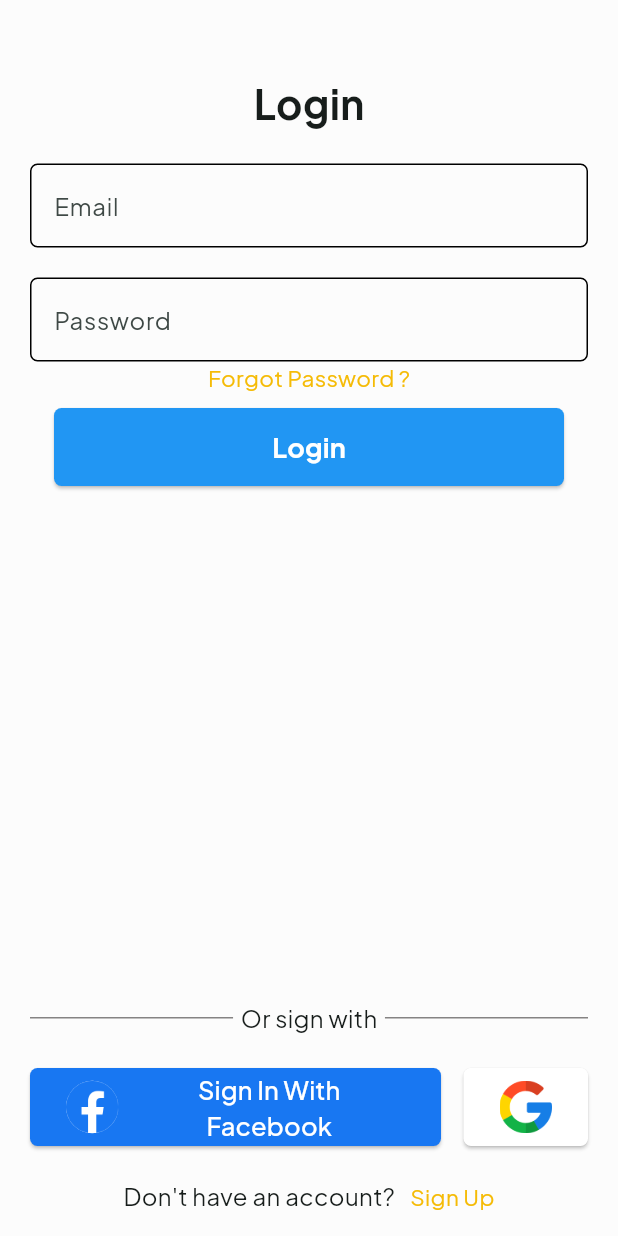
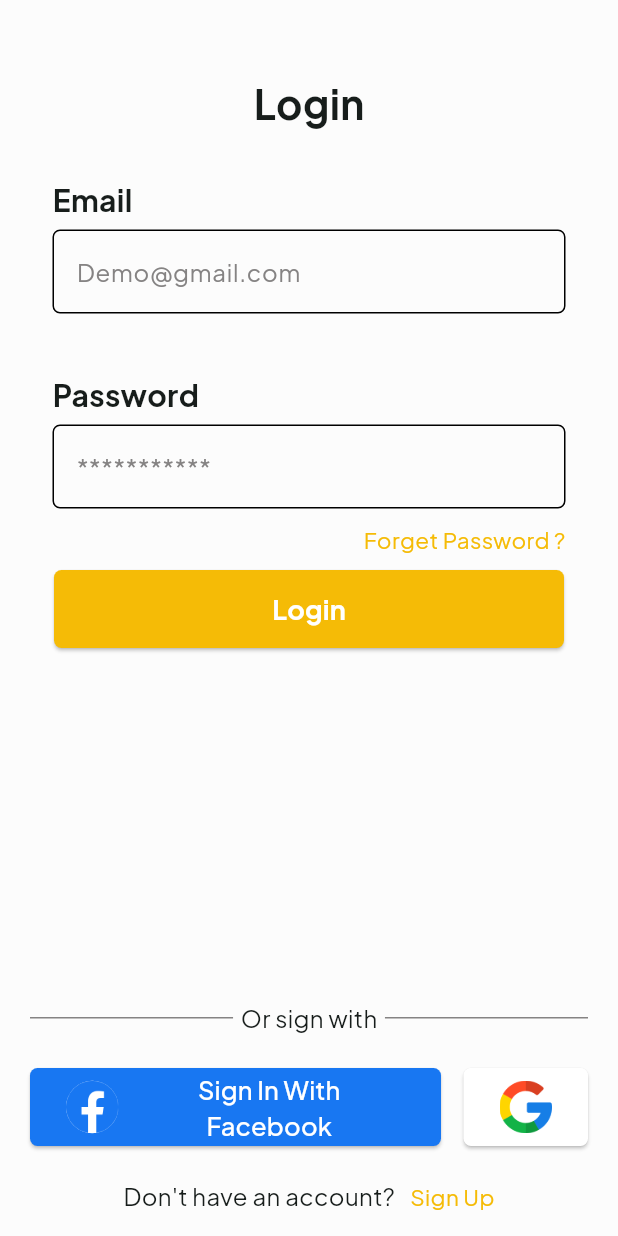
Before and after one commit to ShimaaElnaggar/Edu_Vesta, a Flutter app: the screen it shows after launch, after a tap on "Skip", after a tap on "login", on a phone screen of 412 x 824 dp. Run offline on Flutter 3.47's test engine with Material 3 defaults, Android fonts, the phone set to English and light mode, and no system bars; our stand-ins replace firebase_auth, firebase_core, flutter_bloc, shared_preferences; accounts and stored records are empty.

Commit message:
improve ui

```diff
--- a/lib/views/Splash/splash_view.dart
+++ b/lib/views/Splash/splash_view.dart
@@ -1,7 +1,9 @@
 import 'package:edu_vesta/services/preferences_services.dart';
 import 'package:edu_vesta/utils/image_utility.dart';
 import 'package:edu_vesta/views/Home/home_view.dart';
+import 'package:edu_vesta/views/Login/login_view.dart';
 import 'package:edu_vesta/views/On%20Boarding/on_boarding_view.dart';
+import 'package:firebase_auth/firebase_auth.dart';
 import 'package:flutter/material.dart';
 
 class SplashView extends StatefulWidget {
@@ -37,13 +39,16 @@ class _SplashViewState extends State<SplashView> {
     );
   }
 
-  void _showOnBoarding() async{
+  void _showOnBoarding() async {
     await Future.delayed(const Duration(seconds: 1));
-    if(mounted){
+    if (mounted) {
       if (PreferencesServices.isOnBoardingSeen) {
-        Navigator.pushReplacementNamed(context, HomeView.id);
-      }
-      else {
+        if (FirebaseAuth.instance.currentUser != null) {
+          Navigator.pushReplacementNamed(context, HomeView.id);
+        } else {
+          Navigator.pushReplacementNamed(context, LoginView.id);
+        }
+      } else {
         Navigator.pushReplacementNamed(context, OnBoardingView.id);
       }
     }
--- a/lib/widgets/auth/auth_templete_widget.dart
+++ b/lib/widgets/auth/auth_templete_widget.dart
@@ -163,14 +163,23 @@ class _AuthTemplateWidgetState extends State<AuthTemplateWidget> {
                   crossAxisAlignment: CrossAxisAlignment.center,
                   children: [
                     widget.body,
-                    CustomTextButton(
-                      label: 'Forgot Password ?',
-                      onPressed: () {},
-                    ),
+                     Padding(
+                       padding: const EdgeInsets.only(right: 15),
+                       child: Row(
+                         mainAxisAlignment: MainAxisAlignment.end,
+                         children: [
+                           CustomTextButton(
+                            label: isLogin ? 'Forget Password ?' : '',
+                            onPressed: () {},
+                                               ),
+                         ],
+                       ),
+                     ),
                     Row(
                       children: [
                         Expanded(
                           child: CustomElevatedButton(
+                            backgroundColor: ColorUtility.secondary,
                             onPressed: () async {
                               if (isLogin) {
                                 setState(() {
--- a/lib/widgets/custom_text_form_field.dart
+++ b/lib/widgets/custom_text_form_field.dart
@@ -35,7 +35,19 @@ class CustomTextFormField extends StatelessWidget {
 
   @override
   Widget build(BuildContext context) {
-    return TextFormField(
+    return Padding(
+      padding: const EdgeInsets.symmetric(horizontal: 15, vertical: 10),
+      child: Column(
+        crossAxisAlignment: CrossAxisAlignment.start,
+        children: [
+          Text(
+            label,
+            style: const TextStyle(fontSize: 20, fontWeight: FontWeight.w700),
+          ),
+          const SizedBox(
+            height: 5,
+          ),
+          TextFormField(
             controller: controller,
             inputFormatters: inputFormatters,
             onChanged: onChanged,
@@ -48,7 +60,6 @@ class CustomTextFormField extends StatelessWidget {
             decoration: InputDecoration(
               suffixIcon: suffixIcon,
               prefixIcon: prefixIcon,
-        labelText: label,
               hintText: hint,
               hintStyle: const TextStyle(color: ColorUtility.grey),
               focusedBorder: const OutlineInputBorder(
@@ -65,6 +76,9 @@ class CustomTextFormField extends StatelessWidget {
               ),
             ),
             validator: validator,
+          ),
+        ],
+      ),
     );
   }
 }
--- a/pubspec.yaml
+++ b/pubspec.yaml
@@ -39,6 +39,7 @@ dependencies:
   firebase_core: ^3.3.0
   firebase_auth: ^5.1.4
   flutter_bloc: ^8.1.6
+  cloud_firestore: ^5.2.1
 
 dev_dependencies:
   flutter_test:
```
Also changed, not shown: pubspec.lock, 3 other files. Lines whose indentation alone changed are shown as unchanged.
